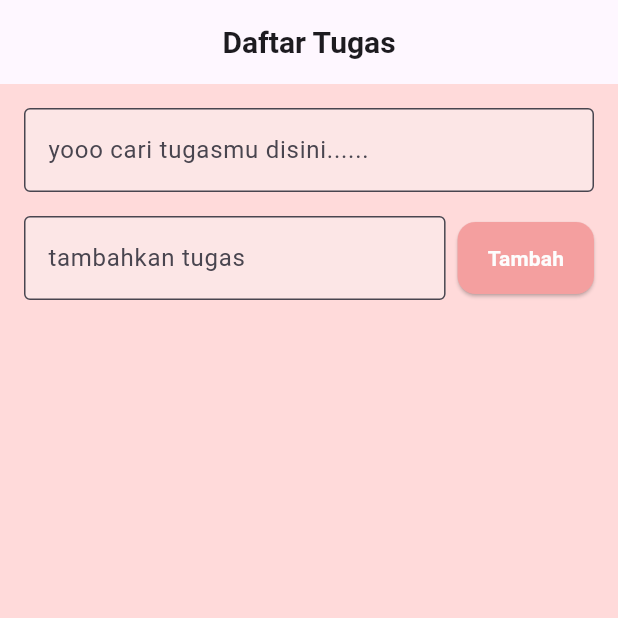
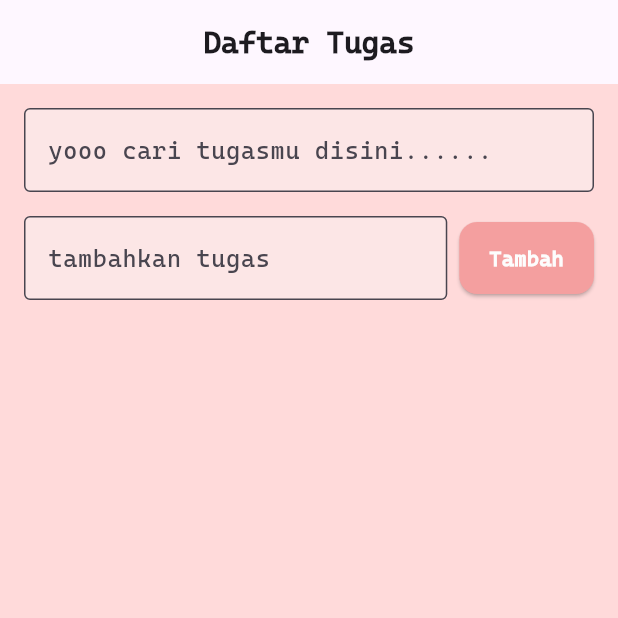
Before and after one commit to Kelelaw010/to_do_list, a Flutter app: the screen it shows after launch, on a phone screen of 412 x 824 dp, the top half of it. Run offline on Flutter 3.47's test engine with Material 3 defaults, Android fonts, the phone set to English and light mode, and no system bars; our stand-ins replace shared_preferences; Roboto replaces fonts that are missing (Robeto).

```diff
--- a/lib/app_theme.dart
+++ b/lib/app_theme.dart
@@ -2,14 +2,14 @@ import 'package:flutter/material.dart';
 
 class AppTheme {
   static ThemeData lightTheme = ThemeData(
-    primarySwatch: Colors.amber,
+    primarySwatch: Colors.blue,
     scaffoldBackgroundColor: const Color.fromARGB(
       255,
       255,
       218,
       218,
     ), //warna background
-    fontFamily: 'Robeto',
+    fontFamily: 'CascadiaMono',
     textTheme: const TextTheme(
       titleLarge: TextStyle(
         fontSize: 24,
@@ -48,7 +48,7 @@ class AppTheme {
       margin: const EdgeInsets.symmetric(vertical: 6),
     ),
     checkboxTheme: CheckboxThemeData(
-      fillColor: MaterialStatePropertyAll(
+      fillColor: WidgetStatePropertyAll(
         const Color.fromARGB(255, 244, 159, 159), //warna checklist
       ),
     ),
--- a/lib/main.dart
+++ b/lib/main.dart
@@ -14,7 +14,11 @@ class MyApp extends StatelessWidget {
     return MaterialApp(
       debugShowCheckedModeBanner: false,
       title: 'Todo List',
-      theme: AppTheme.lightTheme,
+      theme: AppTheme.lightTheme.copyWith(
+        textTheme: AppTheme.lightTheme.textTheme.apply(
+          fontFamily: 'CascadiaMono', // Menambahkan font ke textTheme
+        ),
+      ),
       home: const TodoHomePage(),
     );
   }
@@ -23,10 +27,10 @@ class MyApp extends StatelessWidget {
 class TodoHomePage extends StatefulWidget {
   const TodoHomePage({super.key});
   @override
-  _TodoHomePageState createState() => _TodoHomePageState();
+  TodoHomePageState createState() => TodoHomePageState();
 }
 
-class _TodoHomePageState extends State<TodoHomePage> {
+class TodoHomePageState extends State<TodoHomePage> {
   final List<Map<String, dynamic>> _todos = []; //Daftar Tugas
   final TextEditingController _controller =
       TextEditingController(); //input teks
--- a/lib/search_bar.dart
+++ b/lib/search_bar.dart
@@ -5,10 +5,11 @@ class SearchBarWidget extends StatelessWidget {
   final Function(String) onChanged;
 
   const SearchBarWidget({
-    Key? key,
+    super.key, // Memanfaatkan super parameter untuk 'key'
     required this.controller,
     required this.onChanged,
-  }) : super(key: key);
+  });
+
   @override
   Widget build(BuildContext context) {
     return TextField(
```
Also changed, not shown: pubspec.yaml (+35 -28 lines), assets/fonts/CascadiaMono-Regular.ttf (added), assets/fonts/RobotoSlab-ExtraLight.ttf (added), 1 other file.
